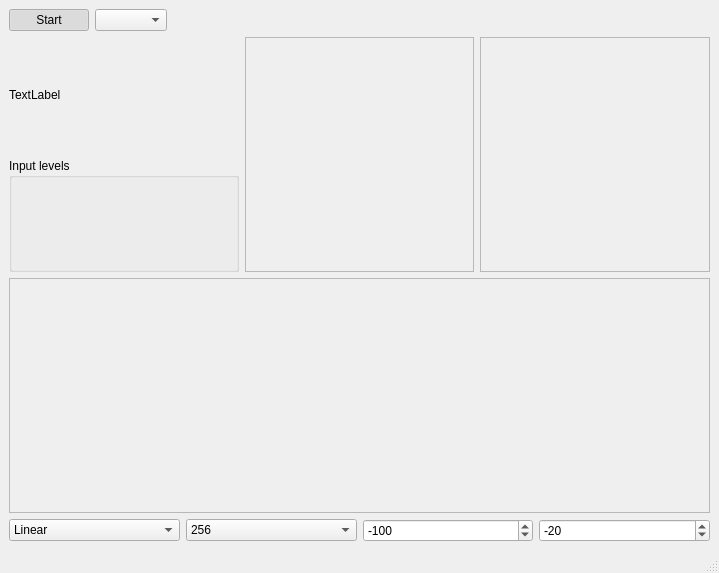
Qt form friture.ui (tlecomte/friture) before a commit.
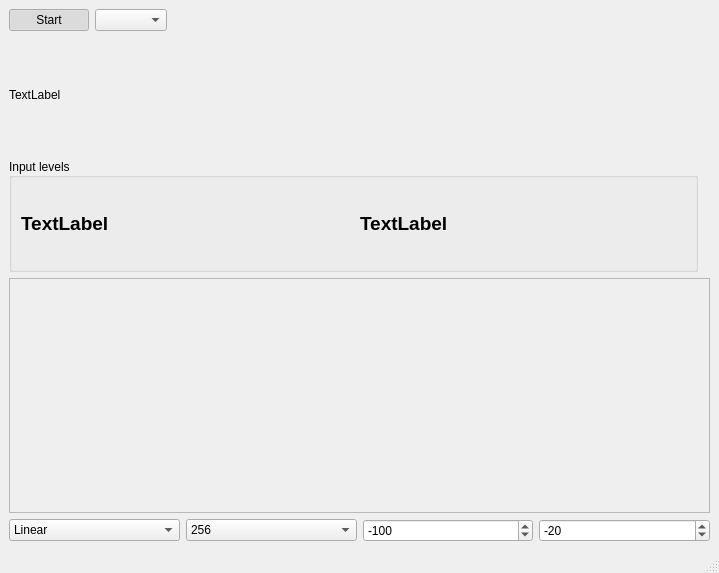
The same form after that commit. Custom widgets are drawn as their Qt base class.

Commit message: Change the way audio levels are displayed : put them closer to the level widget.

What changed in the file:
```diff
--- a/friture.ui
+++ b/friture.ui
@@ -67,10 +67,53 @@
           <property name="title">
            <string>Input levels</string>
           </property>
+          <property name="alignment">
+           <set>Qt::AlignLeading|Qt::AlignLeft|Qt::AlignVCenter</set>
+          </property>
           <layout class="QGridLayout" name="gridLayout_2">
-           <item row="0" column="0">
+           <item row="0" column="1">
             <widget class="qsynthMeter" name="meter" native="true"/>
            </item>
+           <item row="0" column="0">
+            <widget class="QLabel" name="label_rms">
+             <property name="sizePolicy">
+              <sizepolicy hsizetype="Expanding" vsizetype="Preferred">
+               <horstretch>0</horstretch>
+               <verstretch>0</verstretch>
+              </sizepolicy>
+             </property>
+             <property name="font">
+              <font>
+               <pointsize>14</pointsize>
+               <weight>75</weight>
+               <bold>true</bold>
+              </font>
+             </property>
+             <property name="text">
+              <string>TextLabel</string>
+             </property>
+            </widget>
+           </item>
+           <item row="0" column="2">
+            <widget class="QLabel" name="label_peak">
+             <property name="sizePolicy">
+              <sizepolicy hsizetype="Expanding" vsizetype="Preferred">
+               <horstretch>0</horstretch>
+               <verstretch>0</verstretch>
+              </sizepolicy>
+             </property>
+             <property name="font">
+              <font>
+               <pointsize>14</pointsize>
+               <weight>75</weight>
+               <bold>true</bold>
+              </font>
+             </property>
+             <property name="text">
+              <string>TextLabel</string>
+             </property>
+            </widget>
+           </item>
           </layout>
          </widget>
         </item>
```
Left out of the diff: 2 changed lines with no effect on the pictures. The commit also changes 2 other files.
